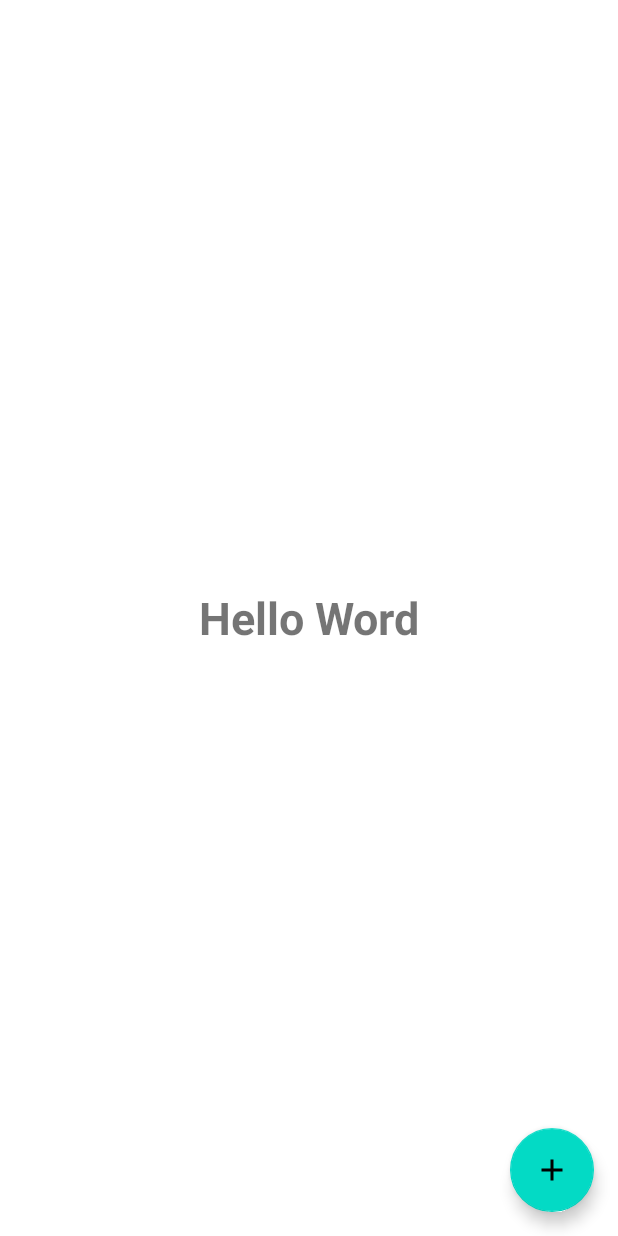
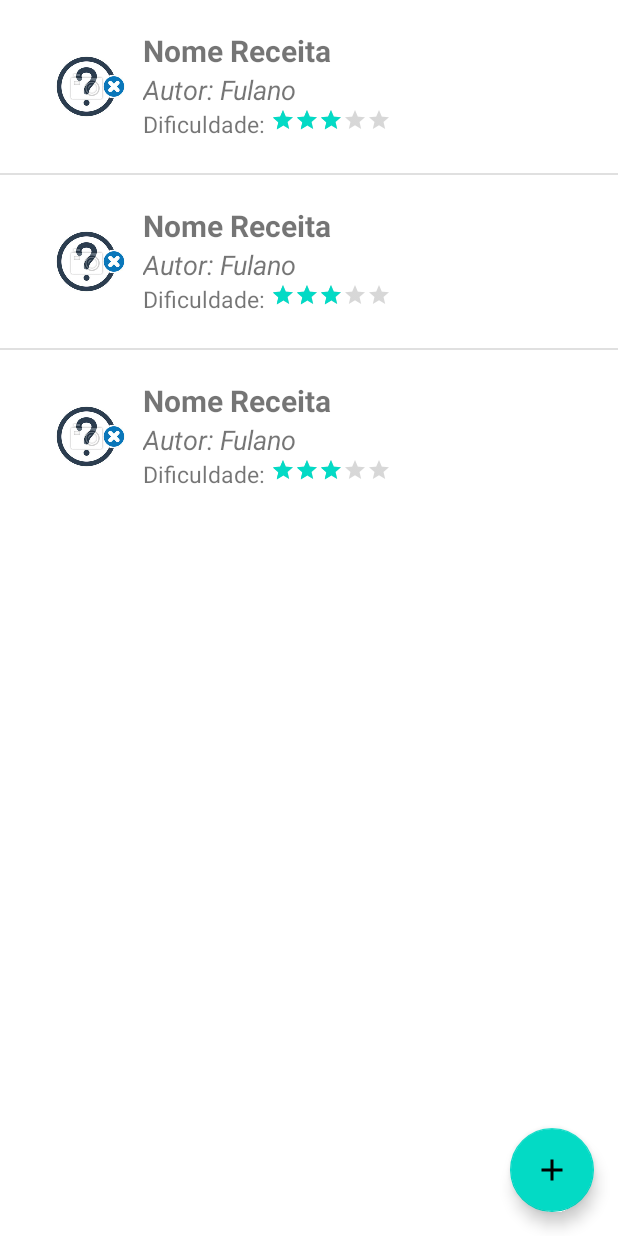
Before and after one commit to rafaalt/TrabalhoFinalAndroid, an Android app: the layout activity_main.xml on its own in the app's theme, with its tools: preview values and no code run, on a phone screen of 412 x 824 dp. Run offline under Robolectric (Android 15) with nearby library versions, the phone set to English and light mode, and no system bars.

Commit message:
Database + Criacao de receita + Lista de visualizacao

```diff
--- a/app/src/main/java/edu/coltec/dupla/rafaelgabriel/trabalhofinal/SplashScreen.java
+++ b/app/src/main/java/edu/coltec/dupla/rafaelgabriel/trabalhofinal/view/SplashScreen.java
@@ -1,10 +1,12 @@
-package edu.coltec.dupla.rafaelgabriel.trabalhofinal;
+package edu.coltec.dupla.rafaelgabriel.trabalhofinal.view;
 
 import androidx.appcompat.app.AppCompatActivity;
 
 import android.content.Intent;
 import android.os.Bundle;
 import android.os.Handler;
+
+import edu.coltec.dupla.rafaelgabriel.trabalhofinal.R;
 
 public class SplashScreen extends AppCompatActivity {
 
@@ -19,7 +21,7 @@ public class SplashScreen extends AppCompatActivity {
             public void run() {
                 mostrarMainActivity();
             }
-        }, 3000);
+        }, 2000);
 
     }
 
--- a/app/src/main/res/layout/activity_main.xml
+++ b/app/src/main/res/layout/activity_main.xml
@@ -4,19 +4,17 @@
     xmlns:tools="http://schemas.android.com/tools"
     android:layout_width="match_parent"
     android:layout_height="match_parent"
-    tools:context=".MainActivity">
+    tools:context=".view.MainActivity">
 
     <RelativeLayout
         android:layout_width="match_parent"
         android:layout_height="match_parent">
 
-        <TextView
+        <ListView
             android:layout_width="wrap_content"
             android:layout_height="wrap_content"
-            android:text="Hello Word"
-            android:layout_centerInParent="true"
-            android:textSize="30dp"
-            android:textStyle="bold" />
+            android:id="@+id/mainList"
+            tools:listitem="@layout/adapter_receita"/>
 
     </RelativeLayout>
 
--- a/app/src/main/res/layout/activity_splash_screen.xml
+++ b/app/src/main/res/layout/activity_splash_screen.xml
@@ -5,7 +5,7 @@
     android:layout_width="match_parent"
     android:layout_height="match_parent"
     android:orientation="vertical"
-    tools:context=".SplashScreen">
+    tools:context=".view.SplashScreen">
 
     <ImageView
         android:id="@+id/img_logoSplash"
--- /dev/null
+++ b/app/src/main/res/layout/adapter_receita.xml
@@ -0,0 +1,51 @@
+<?xml version="1.0" encoding="utf-8"?>
+<RelativeLayout xmlns:android="http://schemas.android.com/apk/res/android"
+    xmlns:app="http://schemas.android.com/apk/res-auto"
+    xmlns:tools="http://schemas.android.com/tools"
+    android:layout_width="match_parent"
+    android:layout_height="match_parent"
+    tools:context=".view.ReceitaAdapter"
+    android:padding="20dp">
+
+    <ImageView
+        android:layout_width="75dp"
+        android:layout_height="75dp"
+        android:src="@drawable/no_pic"
+        android:id="@+id/adapterImagem"/>
+    <TextView
+        android:layout_width="wrap_content"
+        android:layout_height="wrap_content"
+        android:text="Nome Receita"
+        android:textStyle="bold"
+        android:id="@+id/adapterNome"
+        android:layout_toRightOf="@id/adapterImagem"
+        android:textSize="20dp"/>
+
+    <TextView
+        android:layout_width="wrap_content"
+        android:layout_height="wrap_content"
+        android:textSize="18dp"
+        android:text="Autor: Fulano"
+        android:layout_below="@id/adapterNome"
+        android:layout_toRightOf="@id/adapterImagem"
+        android:textStyle="italic"
+        android:id="@+id/adapterAutor"/>
+    <TextView
+        android:layout_width="wrap_content"
+        android:layout_height="wrap_content"
+        android:text="Dificuldade: "
+        android:textSize="15dp"
+        android:layout_below="@id/adapterAutor"
+        android:layout_toRightOf="@id/adapterImagem"
+        android:id="@+id/adaptarTxtDificuldade"/>
+    <RatingBar
+        android:layout_width="wrap_content"
+        android:layout_height="wrap_content"
+        android:isIndicator="true"
+        android:numStars="5"
+        android:rating="3"
+        style="?android:attr/ratingBarStyleSmall"
+        android:id="@+id/adapterDificuldade"
+        android:layout_below="@id/adapterAutor"
+        android:layout_toRightOf="@id/adaptarTxtDificuldade"/>
+</RelativeLayout>
```
Also changed, not shown: app/src/main/AndroidManifest.xml (+9 -9 lines), app/src/main/java/edu/coltec/dupla/rafaelgabriel/trabalhofinal/CadastroActivity.java (deleted, +0 -27 lines), app/src/main/java/edu/coltec/dupla/rafaelgabriel/trabalhofinal/bll/ReceitaBLL.java (added, +54 -0 lines), app/src/main/java/edu/coltec/dupla/rafaelgabriel/trabalhofinal/dao/AppDB.java (added, +25 -0 lines), app/src/main/java/edu/coltec/dupla/rafaelgabriel/trabalhofinal/dao/Category.java (added, +40 -0 lines), app/src/main/java/edu/coltec/dupla/rafaelgabriel/trabalhofinal/dao/CategoryDAO.java (added, +92 -0 lines), app/src/main/java/edu/coltec/dupla/rafaelgabriel/trabalhofinal/dao/Receita.java (renamed from app/src/main/java/edu/coltec/dupla/rafaelgabriel/trabalhofinal/Receita.java, +37 -22 lines), app/src/main/java/edu/coltec/dupla/rafaelgabriel/trabalhofinal/dao/ReceitaDAO.java (added, +147 -0 lines), app/src/main/java/edu/coltec/dupla/rafaelgabriel/trabalhofinal/view/CadastroActivity.java (added, +82 -0 lines), app/src/main/java/edu/coltec/dupla/rafaelgabriel/trabalhofinal/view/MainActivity.java (renamed from app/src/main/java/edu/coltec/dupla/rafaelgabriel/trabalhofinal/MainActivity.java, +18 -4 lines), app/src/main/java/edu/coltec/dupla/rafaelgabriel/trabalhofinal/view/ReceitaAdapter.java (added, +69 -0 lines), app/src/main/res/layout/activity_cadastro.xml (+28 -4 lines), app/src/main/res/drawable/no_pic.jpg (added).
